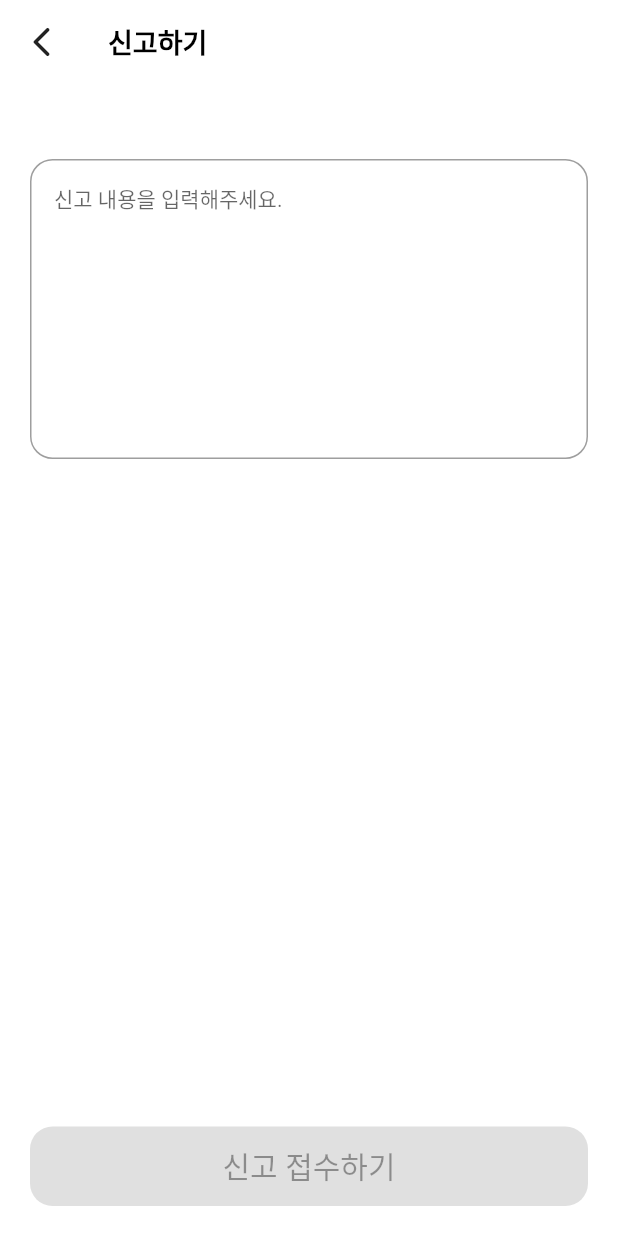
After one commit to CloudProjectD/front-end, a Flutter app: the ReportView screen opened directly, on a phone screen of 412 x 824 dp. The commit adds this screen. Run offline on Flutter 3.47's test engine with Material 2 defaults, Android fonts, the phone set to English and light mode, and no system bars; our stand-ins replace fluttertoast, google_fonts, image_picker.

Commit message:
feat: add report_view.dart #18

```diff
--- a/lib/view/messageroom_view.dart
+++ b/lib/view/messageroom_view.dart
@@ -37,11 +37,12 @@ class _MessageRoomViewState extends State<MessageRoomView> {
           actions: [
             IconButton(
               icon: Icon(
-                Icons.more_vert,
+                Icons.notifications_rounded,
                 color: Colors.black,
               ),
               onPressed: () {
-                print('More button is clicked');
+                print('Report button is clicked');
+                Navigator.pushNamed(context, '/report');
               },
             ),
           ],
--- /dev/null
+++ b/lib/view/report_view.dart
@@ -0,0 +1,111 @@
+import 'package:flutter/material.dart';
+import 'package:fluttertoast/fluttertoast.dart';
+
+class ReportView extends StatefulWidget {
+  const ReportView({super.key});
+
+  @override
+  State<ReportView> createState() => _ReportViewState();
+}
+
+class _ReportViewState extends State<ReportView> {
+  final _reportController = TextEditingController();
+  var _reportText = '';
+
+  void _sendReport() {
+    _reportController.clear();
+    showToast('신고가 접수되었습니다');
+  }
+
+  @override
+  Widget build(BuildContext context) {
+    return Scaffold(
+      appBar: AppBar(
+        leading: IconButton(
+          onPressed: () {
+            Navigator.pop(context);
+          },
+          icon: Icon(
+            Icons.arrow_back_ios_rounded,
+            color: Colors.black87,
+          ),
+        ),
+        title: Text(
+          '신고하기',
+          style: TextStyle(
+            color: Colors.black,
+            fontSize: 18,
+            fontWeight: FontWeight.w600,
+          ),
+        ),
+        backgroundColor: Colors.white,
+        elevation: 0.0,
+      ),
+      body: GestureDetector(
+        onTap: () {
+          FocusScope.of(context).unfocus();
+        },
+        child: Container(
+          padding: const EdgeInsets.fromLTRB(20.0, 50.0, 20.0, 20.0),
+          color: Colors.white,
+          child: Column(
+            mainAxisAlignment: MainAxisAlignment.center,
+            children: [
+              SizedBox(
+                height: 200,
+                child: TextFormField(
+                  maxLines: 9,
+                  controller: _reportController,
+                  cursorColor: Colors.black87,
+                  decoration: InputDecoration(
+                      contentPadding: const EdgeInsets.all(16),
+                      hintText: '신고 내용을 입력해주세요.',
+                      hintStyle: const TextStyle(fontSize: 14),
+                      border: OutlineInputBorder(
+                        borderRadius: BorderRadius.circular(15),
+                      ),
+                      focusedBorder: OutlineInputBorder(
+                          borderSide: BorderSide(
+                            width: 1.8,
+                            color: Color.fromRGBO(157, 28, 32, 1),
+                          ),
+                          borderRadius: BorderRadius.circular(15))),
+                  onChanged: (value) {
+                    setState(() {
+                      _reportText = value;
+                    });
+                  },
+                ),
+              ),
+              Expanded(
+                child: Align(
+                  alignment: Alignment.bottomCenter,
+                  child: ElevatedButton(
+                      onPressed:
+                          _reportText.trim().isEmpty ? null : _sendReport,
+                      child: Text('신고 접수하기', style: TextStyle(fontSize: 20.0)),
+                      style: ElevatedButton.styleFrom(
+                          primary: Color.fromRGBO(157, 28, 32, 1),
+                          shape: RoundedRectangleBorder(
+                              borderRadius: BorderRadius.circular(15.0)),
+                          minimumSize: const Size.fromHeight(53))),
+                ),
+              ),
+            ],
+          ),
+        ),
+      ),
+    );
+  }
+}
+
+void showToast(String message){
+  Fluttertoast.showToast(
+    msg: message,
+    backgroundColor: Colors.white,
+    textColor: Colors.black87,
+
+    toastLength: Toast.LENGTH_SHORT,
+    gravity: ToastGravity.BOTTOM,
+  );
+}
```
